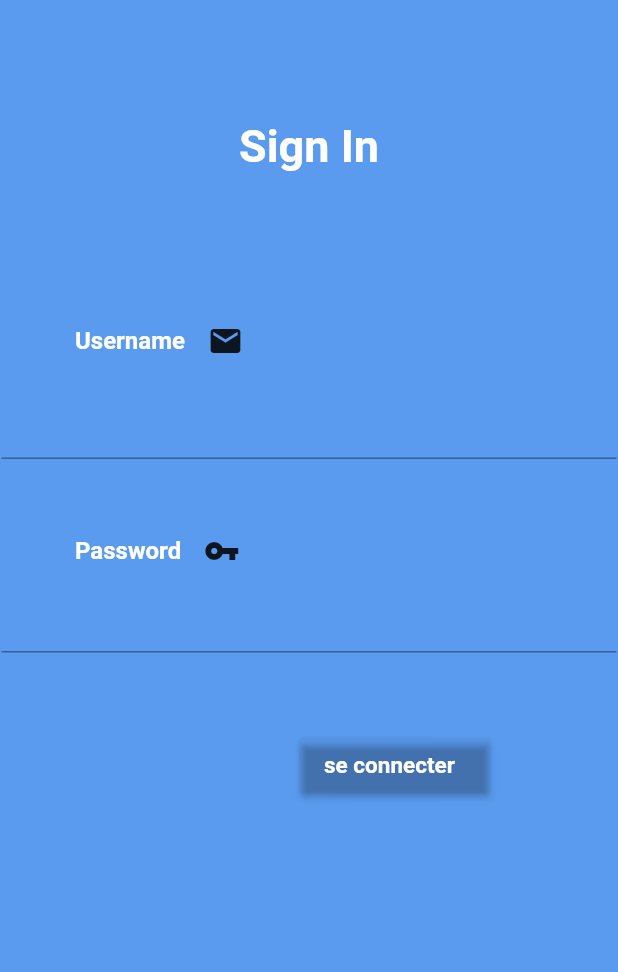
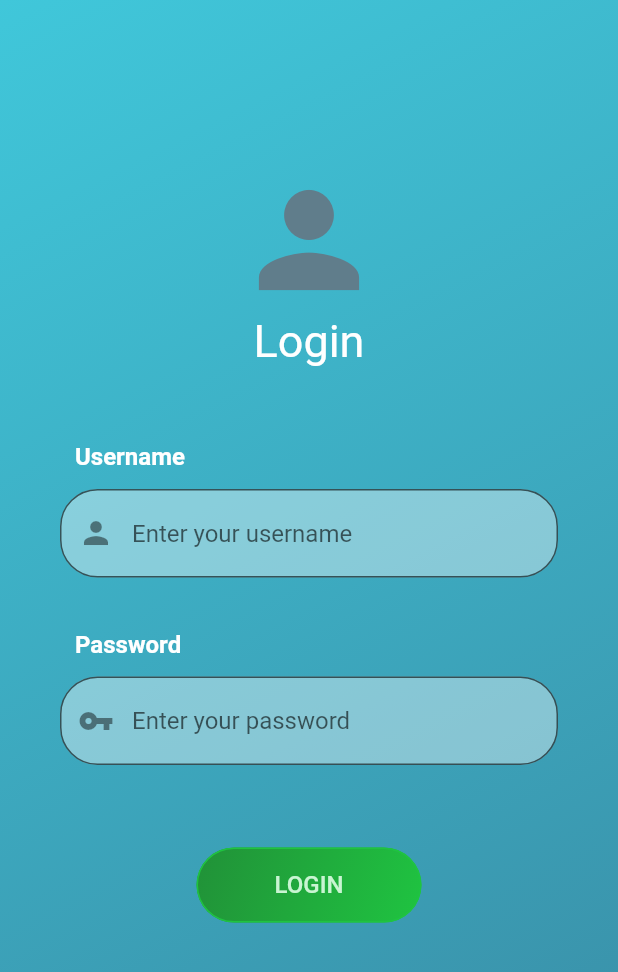
Before and after one commit to Pole-Projet-JEI/ollert_front, a Flutter app: the screen it shows after launch, on a phone screen of 412 x 824 dp. Shown: the top 972 px of the screen. Run offline on Flutter 3.47's test engine with Material 2 defaults, Android fonts, the phone set to English and light mode, and no system bars; our stand-ins replace shared_preferences.

Commit message:
UI Login fixed + API login

```diff
--- a/lib/Service/auth.dart
+++ b/lib/Service/auth.dart
@@ -1,35 +1,40 @@
 import 'package:http/http.dart' as http;
+import 'package:ollert/Settings/config.dart';
 import 'package:ollert/models/user.dart';
 import 'package:shared_preferences/shared_preferences.dart';
 import 'dart:convert';
 
-class AuthService{
+class AuthService {
   bool isLoad;
-  AuthService({required this.isLoad });
-  signIn(String username, String password) async{
+
+  AuthService({required this.isLoad});
+
+  Future<void> signIn(String username, String password) async {
     User user;
 
-   /* SharedPreferences sharedPreferences= await SharedPreferences.getInstance();
-*/    Map<String,String> data={'username': '$username',
-      'password': '$password'};
-print(username+password);
-    var  response = await http.post(
-
-        Uri.parse("http://10.0.2.2:3000/auth/login"),
-        body: jsonEncode(data),
+    // SharedPreferences sharedPreferences= await SharedPreferences.getInstance();
+    Map<String, dynamic> data = {
+      "username": "$username",
+      "password": "$password"
+    };
+    print(username + password);
+    var response = await http.post(Uri.parse("${Config.url}/auth/login"),
         headers: {
-          "Content-Type": "application/json"
-        });
+          "Accept": "application/json",
+          "Content-Type": "application/x-www-form-urlencoded"
+        },
+        body: data,
+        encoding: Encoding.getByName("utf-8"));
     print("amal w pisa");
-    if (response.statusCode == 200){
-      isLoad=false;
-     var jsonData= json.decode(response.body);
-
-      user=User.fromJson(jsonData);
-      if(user!=null){print(user.username);}}
-
+    if (response.statusCode == 200) {
+      isLoad = false;
+      var jsonData = json.decode(response.body);
+      user = User.fromJson(jsonData);
+      if (user != null) {
+        print(user.username);
+      }
+    }
   }
-
 }
 /*   sharedPreferences.setString("token", jsonData('token'));
         /* Navigator.of(context).pushAndRemoveUntil(MaterialPageRoute(builder: builder), (route) => false)*/
--- /dev/null
+++ b/lib/Settings/config.dart
@@ -0,0 +1,7 @@
+class Config
+{
+  //to try on your emulator change the ip address to 10.0.0.2
+  //to try on your smartphone change the ip address to the IPv4 address (wifi) of your computer
+  //to try on your browser change the ip address to localhost
+  static String url="http://192.168.1.17:3000";
+}
--- /dev/null
+++ b/lib/Widgets/textBox.dart
@@ -0,0 +1,80 @@
+import 'package:flutter/material.dart';
+
+class TextBoxWidget extends StatelessWidget {
+  String name;
+  String hintText;
+  bool obscureText;
+  IconData? icon;
+  TextInputType inputType;
+  TextEditingController? controller;
+
+  TextBoxWidget({this.obscureText=false,this.name="",this.hintText="",this.icon,this.controller,this.inputType=TextInputType.text});
+
+  @override
+  Widget build(BuildContext context) {
+    return Column(
+      children: [
+        Align(
+          alignment: Alignment.centerLeft,
+          child: Padding(
+            padding:
+            const EdgeInsets.only(left: 50, right: 5, top: 30),
+            child: Row(
+              children:  [
+                Text(
+                  name,
+                  textAlign: TextAlign.left,
+                  style: const TextStyle(
+                    fontSize: 16,
+                    fontWeight: FontWeight.bold,
+                    color: Colors.white,
+                  ),
+                ),
+                const Padding(
+                    padding:
+                    EdgeInsets.only(left: 10, right: 5, top: 18)),
+                //Icon(Icons.mail),
+              ],
+            ),
+          ),
+        ),
+        const Padding(
+          padding: EdgeInsets.only(left: 5, right: 5, top: 5),
+        ),
+        Column(
+          children: [
+            const Padding(
+              padding: EdgeInsets.only(left: 5, right: 5, top: 2),
+            ),
+            SizedBox(
+              child: Padding(
+                padding: const EdgeInsets.symmetric(
+                    vertical: 5, horizontal: 40),
+                child: TextFormField(
+                  obscureText: obscureText,
+                  controller: controller,
+                  decoration: InputDecoration(
+                    hintText: hintText,
+                    prefixIcon: Icon(icon),
+                    fillColor: Colors.white38,
+                    filled: true,
+                    border: OutlineInputBorder(
+                      borderRadius: BorderRadius.circular(25.0),
+                    ),
+                    focusedBorder: OutlineInputBorder(
+                      borderRadius: BorderRadius.circular(25.0),
+                      borderSide:
+                      const BorderSide(color: Colors.white38),
+                    ),
+                    //fillColor: Colors.green
+                  ),
+                  keyboardType: inputType,
+                ),
+              ),
+            ),
+          ],
+        ),
+      ],
+    );
+  }
+}
--- a/lib/screens/signIn.dart
+++ b/lib/screens/signIn.dart
@@ -1,193 +1,125 @@
-
-
-
+import 'package:flutter/cupertino.dart';
 import 'package:flutter/material.dart';
 import 'package:flutter/services.dart';
 import 'package:ollert/Service/auth.dart';
-
+import 'package:ollert/Widgets/textBox.dart';
 
 class LoginPage extends StatefulWidget {
-
   @override
   _LoginPageState createState() => _LoginPageState();
 }
 
 class _LoginPageState extends State<LoginPage> {
-
-bool isLoad=false;
-
+  bool isLoad = false;
 
   @override
   Widget build(BuildContext context) {
-    TextEditingController controllerDescription =
-    TextEditingController();
-    TextEditingController PasswordControler =
-    TextEditingController();
+    TextEditingController controllerDescription = TextEditingController();
+    TextEditingController passwordController = TextEditingController();
     return Scaffold(
       body: AnnotatedRegion<SystemUiOverlayStyle>(
-        value: SystemUiOverlayStyle(statusBarColor: Colors.transparent),
+        value: const SystemUiOverlayStyle(statusBarColor: Colors.transparent),
         child: GestureDetector(
           onTap: () => FocusScope.of(context).unfocus(),
           child: Container(
+            decoration: const BoxDecoration(
+              gradient: LinearGradient(
+                colors: [Color(0xff40C7DA), Color(0xff398AA3)],
+                begin: Alignment.topLeft,
+                end: Alignment.bottomRight,
+              ),
+            ),
             width: double.infinity,
             height: double.infinity,
-            color:Color(0xff5a9bef),
+            //Color(0xff5a9bef),
             child: SingleChildScrollView(
-              padding: EdgeInsets.only(
-                bottom: 0.0,
-              ),
-              physics: AlwaysScrollableScrollPhysics(),
+              physics: const AlwaysScrollableScrollPhysics(),
               child: Column(
+                crossAxisAlignment: CrossAxisAlignment.center,
                 children: [
-                  SizedBox(
-                    height: 80,
+                  const SizedBox(
+                    height: 30,
                   ),
-                  Text(
-                    'Sign In',
-                    style: TextStyle(fontSize: 30, color: Colors.white, fontWeight: FontWeight.bold,),
+                  const Align(
+                    child: Padding(
+                        padding: EdgeInsets.only(left: 5, right: 5, top: 80),
+                        child: CircleAvatar(
+                          backgroundColor: Colors.transparent,
+                          radius: 50,
+                          child: Icon(
+                            Icons.person,
+                            size: 100,
+                            color: Colors.blueGrey,
+                          ),
+                        )),
                   ),
-                  SizedBox(
-                    height: 60,
+                  const Text(
+                    'Login',
+                    style: TextStyle(
+                      fontSize: 30,
+                      color: Colors.white,
+                      //fontWeight: FontWeight.bold,
+                    ),
                   ),
-                  Align(
-                    alignment: Alignment.centerLeft,
-                    child: Padding(
-                      padding: EdgeInsets.only(left: 50, right: 5, top: 40),
-                      child: Row(children:[Text(
-                        'Username',
-                        textAlign: TextAlign.left,
-                        style: TextStyle(
-                          fontSize: 16,
-                          fontWeight: FontWeight.bold,
-                          color: Colors.white,
+                  const SizedBox(
+                    height: 20,
+                  ),
+                  TextBoxWidget(name:"Username",hintText: "Enter your username",
+                  icon:Icons.person,controller: controllerDescription,),
+                  TextBoxWidget(name:"Password",hintText: "Enter your password",
+                  icon:Icons.vpn_key,controller: passwordController,inputType: TextInputType.visiblePassword,
+                  obscureText: true,),
+                  const Padding(
+                      padding: EdgeInsets.only(left: 10, right: 5, top: 50)),
+                  Container(
+                    decoration: BoxDecoration(
+                      borderRadius: BorderRadius.circular(30),
+                      gradient: const LinearGradient(
+                        colors: [Color(0xff219138), Color(0xff1fc441)],
+                        begin: Alignment.topLeft,
+                        end: Alignment.bottomRight,
+                      ),
+                    ),
+                    width: 150,
+                    height: 50,
+                    child: FlatButton(
+                      onPressed: () {
+                        AuthService(isLoad: this.isLoad)
+                            .signIn(controllerDescription.text,
+                                passwordController.text)
+                            .then((value) {
+                          setState(() {
+                            print("button" +
+                                controllerDescription.text +
+                                " " +
+                                passwordController.text);
+                            isLoad = true;
+                          });
+                        });
+                      },
+                      shape: RoundedRectangleBorder(
+                          borderRadius: BorderRadius.circular(30),
+                          side: const BorderSide(color: Color(0xff1fc441))),
+                      textColor: Colors.black54,
+                      child: Center(
+                        child: Text(
+                          "Login".toUpperCase(),
+                          style: const TextStyle(
+                            color: Color(0xffc9f5d2),
+                            fontSize: 16.0,
+                          ),
                         ),
                       ),
-                        Padding(
-                            padding: EdgeInsets.only(left: 10, right: 5, top: 18)),
-                        Icon(Icons.mail),],),
                     ),
                   ),
-                  Padding(
-                    padding: EdgeInsets.only(left: 5, right: 5, top: 5),
-
-                  ),
-
-
-               Column(
-          children :[Padding(
-            padding: EdgeInsets.only(left: 5, right: 5, top: 2),
-
-          ),
-            SizedBox(
-            child:  Padding(
-                padding: EdgeInsets.only(left: 1, right: 1, top: 1, bottom:1),
-
-
-                child:  TextFormField(
-
-                    controller: controllerDescription,
-                    decoration: const InputDecoration(
-                      border: UnderlineInputBorder(),
-                      labelText: '',
-                    ),
-                ),
-                  ),),
-
-
-                  ],
-
-                ),
-
-                  SizedBox(
-                    height: 30,
-                  ),
-                  Align(
-                    alignment: Alignment.centerLeft,
-                    child: Padding(
-                      padding: EdgeInsets.only(left: 50, right: 5, top: 18),
-                      child:Row(children :[ Text(
-                        'Password',
-                        textAlign: TextAlign.left,
-                        style: TextStyle(
-                          fontWeight: FontWeight.bold,
-                          fontSize: 16,
-                          color: Colors.white,
-                        ),
-                      ),
-                      Padding(
-                        padding: EdgeInsets.only(left: 10, right: 5, top: 18)),
-                        Icon(Icons.vpn_key),
-                      ],),
-                    ),
-                  ),
-                  Padding(
-                    padding: EdgeInsets.only(left: 5, right: 5, top: 5),
-
-                  ),
-                  Column(
-                    children :[Padding(
-                      padding: EdgeInsets.only(left: 5, right: 5, top: 2),
-
-                    ),
-                      SizedBox(
-                        child:  Padding(
-                          padding: EdgeInsets.only(left: 1, right: 1, top: 1, bottom:1),
-
-
-                          child:  TextFormField(
-
-                            controller: PasswordControler,
-                            decoration: const InputDecoration(
-                              border: UnderlineInputBorder(),
-
-                            ),
-                          ),
-                        ),),
-
-
-                    ],
-
-                  ),
-                  Padding(
-                      padding: EdgeInsets.only(left: 10, right: 5, top: 50)),
-                  Row (children :[
-                    SizedBox(
-                      width: 200,
-                    ),
-
-                 RaisedButton(
-                     color:Color(0xffd1d2),
-                      child:Text('se connecter  ',style:TextStyle(
-                        fontWeight: FontWeight.bold,
-                        fontSize: 15,
-                        color: Colors.white,),),
-
-
-
-                      onPressed: () {   AuthService(isLoad:this.isLoad).signIn(controllerDescription.text,PasswordControler.text);
-                      print("/this is working");
-                       setState(() {
-
-
-                        isLoad=true;
-
-
-                      });
-                        /* signIn(controllerDescription,controllerDescriptionn)
-                        Navigator.of(context).push(
-                            MaterialPageRoute(
-                                builder: (BuildContext context) => LoginPage()),*/
-                      },),
-
-
-                  ]),
-
-                   ],
-
-
+                  const SizedBox(
+                    height: 20,)
+                ],
               ),
             ),
           ),
-    ),),);
+        ),
+      ),
+    );
   }
 }
--- a/lib/screens/signOut.dart
+++ b/lib/screens/signOut.dart
@@ -12,7 +12,7 @@ class _LogoutPageState extends State<LogoutPage> {
   Widget build(BuildContext context) {
     return Scaffold(
       body: AnnotatedRegion<SystemUiOverlayStyle>(
-        value: SystemUiOverlayStyle(statusBarColor: Colors.transparent),
+        value: const SystemUiOverlayStyle(statusBarColor: Colors.transparent),
         child: GestureDetector(
           onTap: () => FocusScope.of(context).unfocus(),
           child: Container(
```
Also changed, not shown: pubspec.lock, 1 other file.
